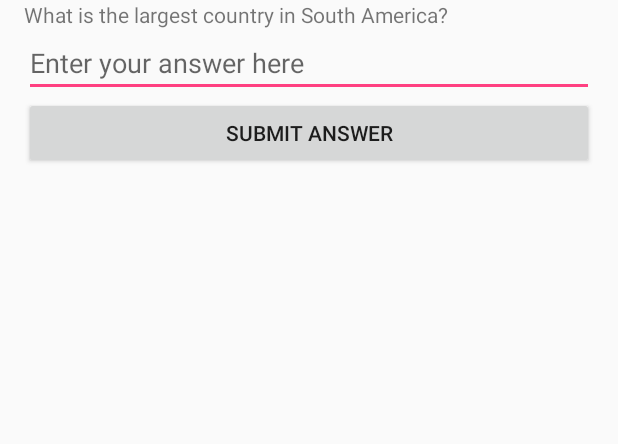
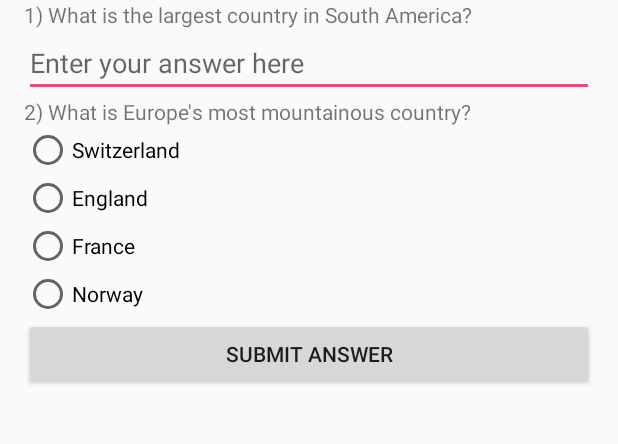
Before and after one commit to MarineNET/QuizApp, an Android app: the screen it shows after launch (MainActivity), on a phone screen of 412 x 824 dp, the part 192-636 px from its top. Run offline under Robolectric (Android 15) with nearby library versions, the phone set to English and light mode, and no system bars.

Commit message:
Add Radio Button group for question 2

```diff
--- a/app/src/main/res/layout/activity_main.xml
+++ b/app/src/main/res/layout/activity_main.xml
@@ -15,7 +15,7 @@
         android:layout_marginRight="16dp">
 
         <TextView
-            android:id="@+id/textView"
+            android:id="@+id/question1"
             android:layout_width="match_parent"
             android:layout_height="72dp"
             android:text="QuizApp - Travel and Geography"
@@ -26,20 +26,59 @@
             android:id="@+id/textView2"
             android:layout_width="match_parent"
             android:layout_height="wrap_content"
-            android:text="What is the largest country in South America?"/>
+            android:text="1) What is the largest country in South America?"/>
 
         <EditText
-            android:id="@+id/question1"
+            android:id="@+id/answer1"
             android:layout_width="match_parent"
             android:layout_height="wrap_content"
             android:inputType="text"
             android:hint="Enter your answer here"/>
 
-        <Button
-            android:id="@+id/submitButton"
+        <TextView
+            android:id="@+id/question2"
             android:layout_width="match_parent"
             android:layout_height="wrap_content"
-            android:text="Submit Answer"/>
+            android:text="2) What is Europe's most mountainous country?"/>
 
+        <RadioGroup
+            android:layout_width="match_parent"
+            android:layout_height="wrap_content">
+
+        <RadioButton
+            android:id="@+id/radioSwitzerland"
+            android:layout_width="match_parent"
+            android:layout_height="wrap_content"
+            android:text="Switzerland"
+            android:onClick="radioButtonClicked"/>
+
+        <RadioButton
+            android:id="@+id/radioEngland"
+            android:layout_width="match_parent"
+            android:layout_height="wrap_content"
+            android:text="England"
+            android:onClick="radioButtonClicked"/>
+
+        <RadioButton
+            android:id="@+id/radioFrance"
+            android:layout_width="match_parent"
+            android:layout_height="wrap_content"
+            android:text="France"
+            android:onClick="radioButtonClicked"/>
+
+        <RadioButton
+            android:id="@+id/radioNorway"
+            android:layout_width="match_parent"
+            android:layout_height="wrap_content"
+            android:text="Norway"
+            android:onClick="radioButtonClicked"/>
+
+            <Button
+                android:id="@+id/submitButton"
+                android:layout_width="match_parent"
+                android:layout_height="wrap_content"
+                android:layout_weight="1"
+                android:text="Submit Answer"/>
+        </RadioGroup>
     </LinearLayout>
 </ScrollView>
```
